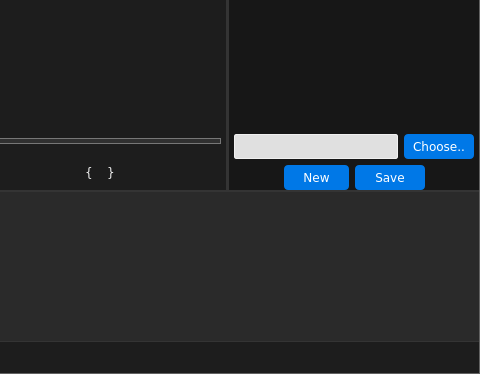
Above: mainwindow.ui from LucaGallinari/ScenesManager before the change; both pictures show x 412 to 892 and y 268 to 642 of the 892 by 642 pixel window. Below: the same form after it.
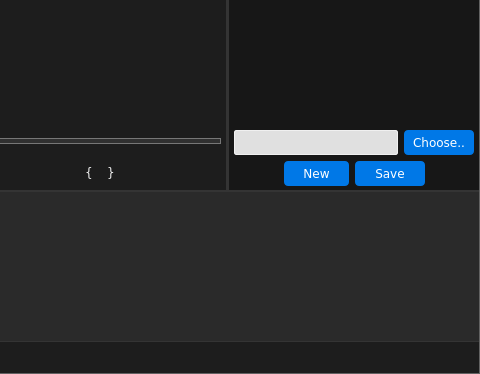
That is the form after the change. Icons and pictures are not drawn.

What changed in the file:
```diff
--- a/mainwindow.ui
+++ b/mainwindow.ui
@@ -28,6 +28,10 @@
 font-family: Verdana,Geneva,sans-serif; 
 }
 
+QDialog {
+	color: #222;
+}
+
 #centralWidget {
 	background-color:#1d1d1d;
 	color: #f0f0f0;
@@ -779,6 +783,9 @@
             </item>
             <item>
              <layout class="QHBoxLayout" name="horizontalLayout">
+              <property name="bottomMargin">
+               <number>4</number>
+              </property>
               <item>
                <spacer name="horizontalSpacer_2">
                 <property name="orientation">
```
